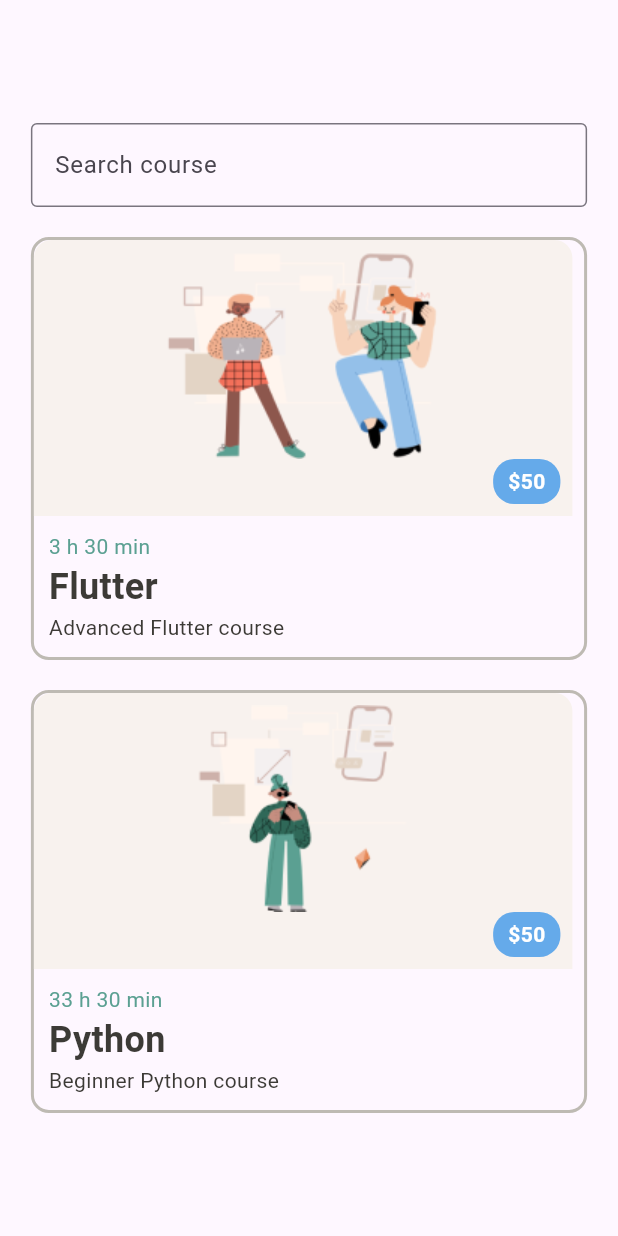
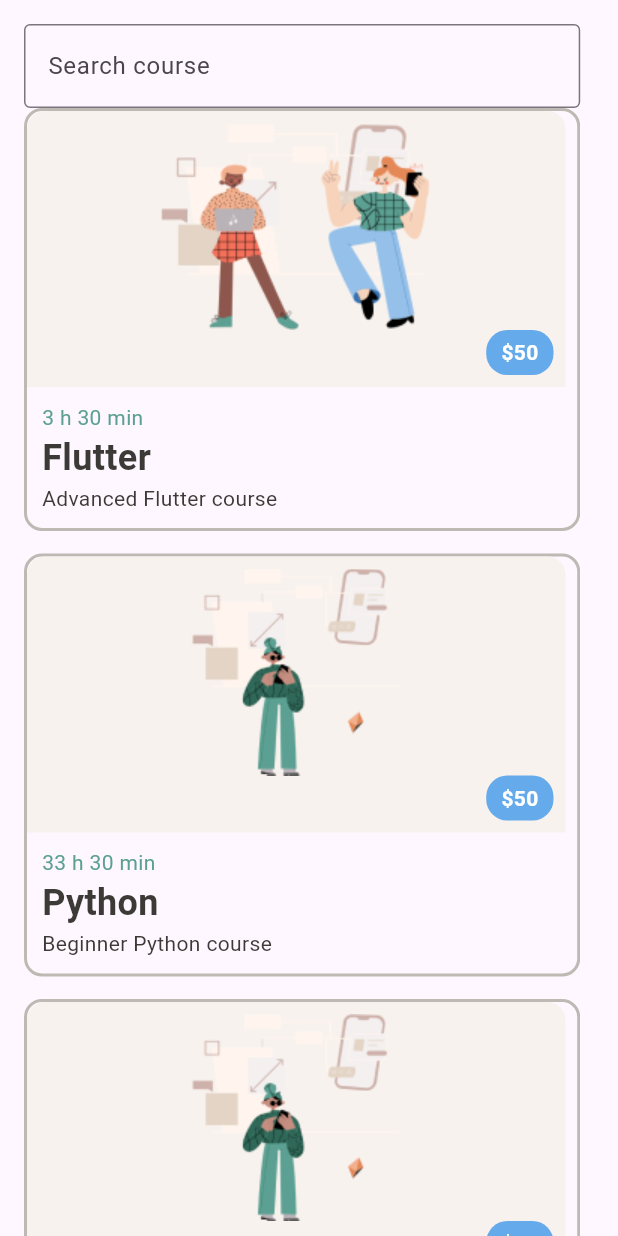
Before and after one commit to ahaithem/edtech_app, a Flutter app: the Course screen opened directly, on a phone screen of 412 x 824 dp. Run offline on Flutter 3.47's test engine with Material 3 defaults, Android fonts, the light colour scheme and no system bars; our stand-ins replace awesome_dialog, card_swiper, cloud_firestore, firebase_auth, firebase_core, firebase_storage and 1 more; accounts and stored records are empty.

Commit message:
add some courses and do some changes on the UI

```diff
--- a/lib/courses/api_key_google_console.dart
+++ b/lib/courses/api_key_google_console.dart
@@ -1,2 +1,2 @@
-const API_KEY = "AIzaSyBmTuYe4-qAkkrC9wROV6f3HjMTVh3MJb4";
+const API_KEY = "api_key";
 //const PLAYLIST_ID = "PL93xoMrxRJIviJiC76oO5aV8bDp2s3OrA";
--- a/lib/courses/course.dart
+++ b/lib/courses/course.dart
@@ -28,6 +28,34 @@ class _CourseState extends State<Course> {
         courseImageUrl: 'assets/images/8.png',
         coursePrice: '50',
         coursePlaylistId: 'PLIhvC56v63ILPDA2DQBv0IKzqsWTZxCkp'),
+    const CourseType(
+        courseTitle: 'Figma UX Design UI Essentials',
+        courseDuration: '2 h 30 min',
+        courseDescription: 'UI/UX Essentials',
+        courseImageUrl: 'assets/images/8.png',
+        coursePrice: '50',
+        coursePlaylistId: 'PL0lNJEnwfVVOQ8qKmLoT7tLdTDKhEDzmG'),
+    const CourseType(
+        courseTitle: 'UI & UX',
+        courseDuration: '2 h',
+        courseDescription: 'Learn UI & UX for beginners',
+        courseImageUrl: 'assets/images/8.png',
+        coursePrice: '50',
+        coursePlaylistId: 'PLmQ0KfqeaHAuud_Aav-94nfToArf6Uh4K'),
+    const CourseType(
+        courseTitle: 'HTML',
+        courseDuration: '4 h',
+        courseDescription: 'Learn HTML from scratch',
+        courseImageUrl: 'assets/images/8.png',
+        coursePrice: '50',
+        coursePlaylistId: 'PLDoPjvoNmBAw_t_XWUFbBX-c9MafPk9ji'),
+    const CourseType(
+        courseTitle: 'CSS tutorials',
+        courseDuration: '12 h',
+        courseDescription: 'Learn CSS for beginners',
+        courseImageUrl: 'assets/images/8.png',
+        coursePrice: '50',
+        coursePlaylistId: 'PL0Zuz27SZ-6Mx9fd9elt80G1bPcySmWit'),
   ];
   List<CourseType> _filteredCourses = [];
 
@@ -56,39 +84,42 @@ class _CourseState extends State<Course> {
   @override
   Widget build(BuildContext context) {
     return Scaffold(
-      body: Center(
-        child: SingleChildScrollView(
-          padding: const EdgeInsets.only(top: 20),
-          child: Column(
-            mainAxisAlignment: MainAxisAlignment.center,
+      body: Column(
         children: [
-              SizedBox(
+          Padding(
+            padding: const EdgeInsets.only(top: 16, right: 16, left: 16),
+            child: SizedBox(
               width: MediaQuery.of(context).size.width * 0.9, // 90% width
               child: TextField(
                 controller: _searchController,
                 decoration: InputDecoration(
                   labelText: 'Search course',
                   border: OutlineInputBorder(
-                      borderSide:
-                          BorderSide(color: border_color), // border color
+                    borderSide: BorderSide(color: border_color),
                   ),
                   focusedBorder: OutlineInputBorder(
-                      borderSide: BorderSide(
-                          color: warning_color), // Focused border color
+                    borderSide: BorderSide(color: warning_color),
                   ),
                 ),
               ),
             ),
-              const SizedBox(height: 20),
-              ..._filteredCourses.map((course) => Column(
-                    children: [
-                      course,
-                      const SizedBox(height: 20),
-                    ],
-                  )),
-            ],
+          ),
+          Expanded(
+            child: SizedBox(
+              width: MediaQuery.of(context).size.width * 0.9, // 90% width
+              child: ListView.builder(
+                //padding: const EdgeInsets.symmetric(horizontal: 16),
+                itemCount: _filteredCourses.length,
+                itemBuilder: (context, index) {
+                  return Container(
+                    padding: EdgeInsets.only(bottom: 15),
+                    child: _filteredCourses[index],
+                  ); // Directly return the course
+                },
               ),
             ),
+          ),
+        ],
       ),
     );
   }
```
Lines whose indentation alone changed are shown as unchanged.
